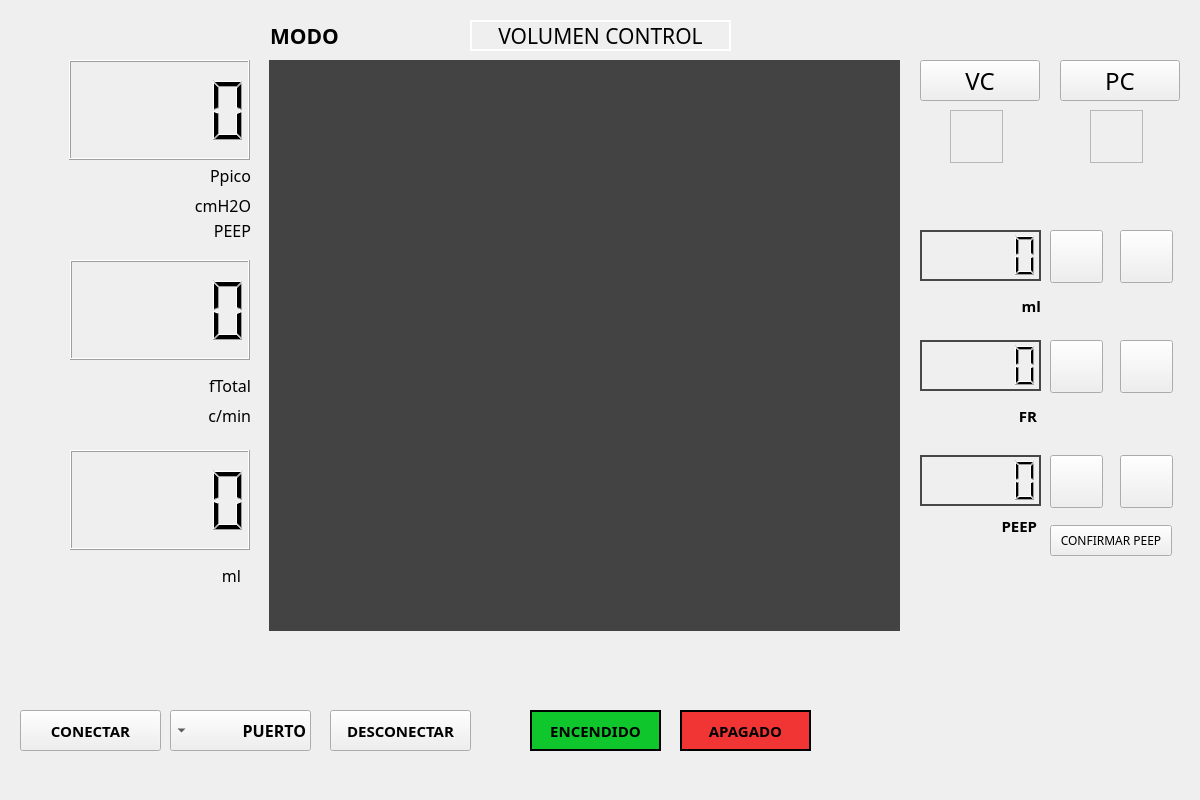
Qt form diseño_gui.ui (1PYTHON1/Interfaz_Grafica_Ventilador_Mecanico_PyQt5) before a commit.
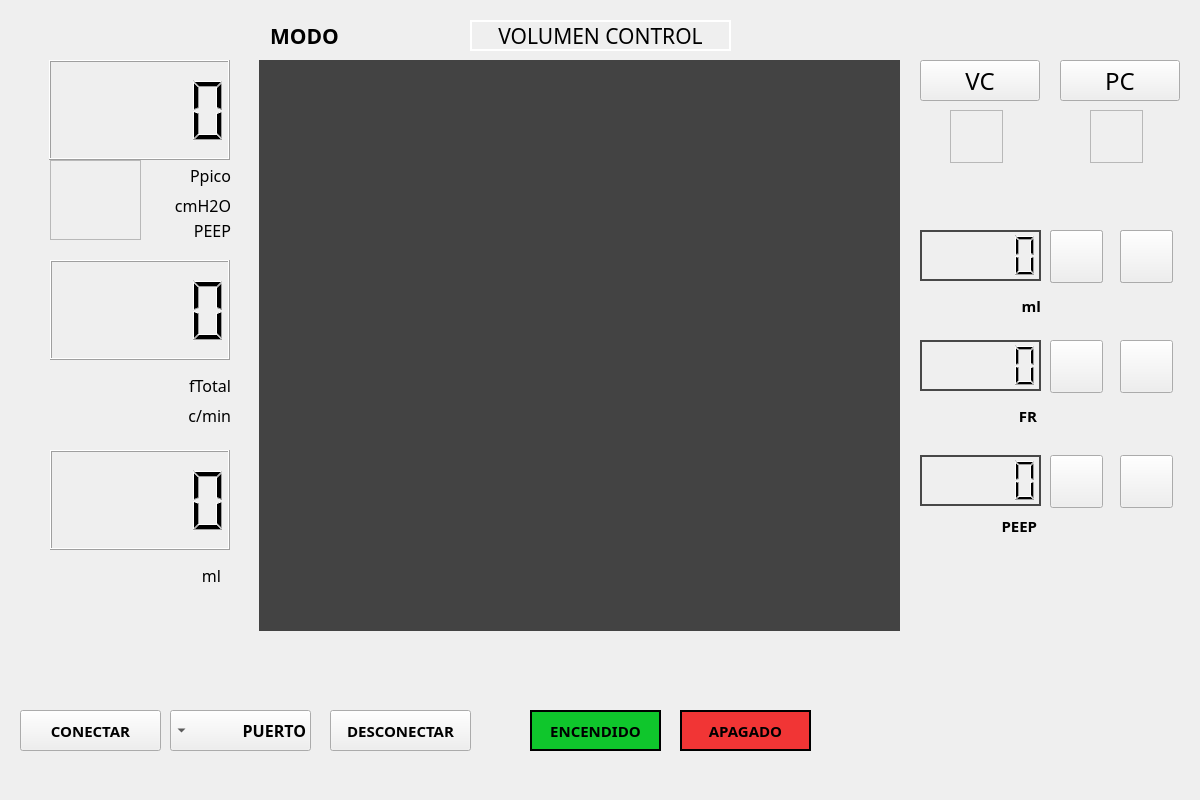
The same form after that commit. Icons and pictures are not drawn.

The edit to the form file:
```diff
--- a/diseño_gui.ui
+++ b/diseño_gui.ui
@@ -32,9 +32,9 @@
    <widget class="QWidget" name="signal_1" native="true">
     <property name="geometry">
      <rect>
-      <x>269</x>
+      <x>259</x>
       <y>60</y>
-      <width>631</width>
+      <width>641</width>
       <height>571</height>
      </rect>
     </property>
@@ -49,7 +49,7 @@
       <rect>
        <x>0</x>
        <y>0</y>
-       <width>631</width>
+       <width>641</width>
        <height>571</height>
       </rect>
      </property>
@@ -150,7 +150,7 @@
    <widget class="QLCDNumber" name="lcdNumber_presion">
     <property name="geometry">
      <rect>
-      <x>69</x>
+      <x>49</x>
       <y>60</y>
       <width>181</width>
       <height>100</height>
@@ -160,7 +160,7 @@
    <widget class="QLCDNumber" name="lcdNumber_flujo">
     <property name="geometry">
      <rect>
-      <x>70</x>
+      <x>50</x>
       <y>260</y>
       <width>180</width>
       <height>100</height>
@@ -170,7 +170,7 @@
    <widget class="QLCDNumber" name="lcdNumber_volumen">
     <property name="geometry">
      <rect>
-      <x>70</x>
+      <x>50</x>
       <y>450</y>
       <width>180</width>
       <height>100</height>
@@ -180,7 +180,7 @@
    <widget class="QLabel" name="label">
     <property name="geometry">
      <rect>
-      <x>180</x>
+      <x>160</x>
       <y>160</y>
       <width>71</width>
       <height>31</height>
@@ -201,7 +201,7 @@
    <widget class="QLabel" name="label_2">
     <property name="geometry">
      <rect>
-      <x>180</x>
+      <x>160</x>
       <y>190</y>
       <width>71</width>
       <height>31</height>
@@ -222,7 +222,7 @@
    <widget class="QLabel" name="label_4">
     <property name="geometry">
      <rect>
-      <x>140</x>
+      <x>120</x>
       <y>560</y>
       <width>101</width>
       <height>31</height>
@@ -243,7 +243,7 @@
    <widget class="QLabel" name="label_5">
     <property name="geometry">
      <rect>
-      <x>180</x>
+      <x>160</x>
       <y>370</y>
       <width>71</width>
       <height>31</height>
@@ -264,7 +264,7 @@
    <widget class="QLabel" name="label_6">
     <property name="geometry">
      <rect>
-      <x>190</x>
+      <x>170</x>
       <y>400</y>
       <width>61</width>
       <height>31</height>
@@ -465,35 +465,6 @@
      <string/>
     </property>
    </widget>
-   <widget class="QPushButton" name="pushButton_confirmar_peep">
-    <property name="geometry">
-     <rect>
-      <x>1050</x>
-      <y>525</y>
-      <width>122</width>
-      <height>31</height>
-     </rect>
-    </property>
-    <property name="font">
-     <font>
-      <family>Montserrat</family>
-      <pointsize>9</pointsize>
-      <weight>50</weight>
-      <bold>false</bold>
-     </font>
-    </property>
-    <property name="styleSheet">
-     <string notr="true">#pushButton_confirmar_peep{
-
-}
-#pushButton_confirmar_peep:hover{
-color: rgb(170, 255, 255);
-}</string>
-    </property>
-    <property name="text">
-     <string>CONFIRMAR PEEP</string>
-    </property>
-   </widget>
    <widget class="QLabel" name="label_8">
     <property name="geometry">
      <rect>
@@ -521,7 +492,7 @@
    <widget class="QLabel" name="label_7">
     <property name="geometry">
      <rect>
-      <x>190</x>
+      <x>170</x>
       <y>220</y>
       <width>61</width>
       <height>21</height>
@@ -542,7 +513,7 @@
    <widget class="QLabel" name="label_peep_actual">
     <property name="geometry">
      <rect>
-      <x>100</x>
+      <x>80</x>
       <y>220</y>
       <width>101</width>
       <height>21</height>
@@ -889,6 +860,106 @@
      <enum>QFrame::Raised</enum>
     </property>
    </widget>
+   <widget class="QPushButton" name="pushButton_incrementar_presion">
+    <property name="geometry">
+     <rect>
+      <x>1050</x>
+      <y>230</y>
+      <width>53</width>
+      <height>53</height>
+     </rect>
+    </property>
+    <property name="font">
+     <font>
+      <pointsize>12</pointsize>
+     </font>
+    </property>
+    <property name="styleSheet">
+     <string notr="true">#pushButton_incrementar_presion
+{
+background-image: url(:/design/iconos/akar-icons_circle-chevron-down-fill (1).png);
+}
+#pushButton_incrementar_presion:hover
+{
+background-image: url(:/design/iconos/akar-icons_circle-chevron-down-fill (2).png);
+}</string>
+    </property>
+    <property name="text">
+     <string/>
+    </property>
+   </widget>
+   <widget class="QPushButton" name="pushButton_decrementar_presion">
+    <property name="geometry">
+     <rect>
+      <x>1120</x>
+      <y>230</y>
+      <width>53</width>
+      <height>53</height>
+     </rect>
+    </property>
+    <property name="font">
+     <font>
+      <pointsize>12</pointsize>
+     </font>
+    </property>
+    <property name="styleSheet">
+     <string notr="true">#pushButton_decrementar_presion{
+background-image: url(:/design/iconos/akar-icons_circle-chevron-down-fill.png);
+}
+#pushButton_decrementar_presion:hover{
+background-image: url(:/design/iconos/akar-icons_circle-chevron-down-fill (3).png);
+}
+</string>
+    </property>
+    <property name="text">
+     <string/>
+    </property>
+   </widget>
+   <widget class="QLCDNumber" name="lcdNumber_presion_entrada">
+    <property name="geometry">
+     <rect>
+      <x>920</x>
+      <y>230</y>
+      <width>121</width>
+      <height>51</height>
+     </rect>
+    </property>
+    <property name="styleSheet">
+     <string notr="true">#lcdNumber_presion_entrada{
+
+border: 2px solid rgb(72, 72, 72);
+
+
+}
+#lcdNumber_presion_entrada:hover{
+
+border: 2px solid  rgb(190, 190, 190);
+
+}
+</string>
+    </property>
+   </widget>
+   <widget class="QFrame" name="frame_warning_presion">
+    <property name="geometry">
+     <rect>
+      <x>50</x>
+      <y>160</y>
+      <width>91</width>
+      <height>80</height>
+     </rect>
+    </property>
+    <property name="styleSheet">
+     <string notr="true">*{
+background-image: url(:/design/emojione-v1_warning.png);
+}</string>
+    </property>
+    <property name="frameShape">
+     <enum>QFrame::StyledPanel</enum>
+    </property>
+    <property name="frameShadow">
+     <enum>QFrame::Raised</enum>
+    </property>
+   </widget>
   </widget>
   <widget class="QMenuBar" name="menubar">
    <property name="geometry">
```
